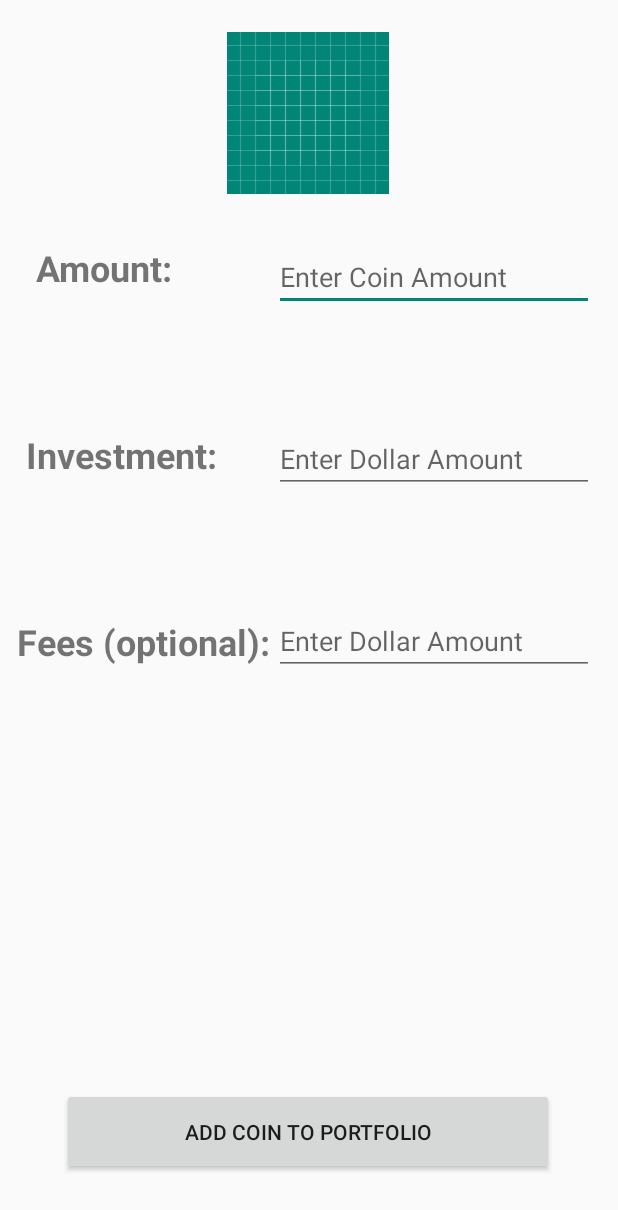
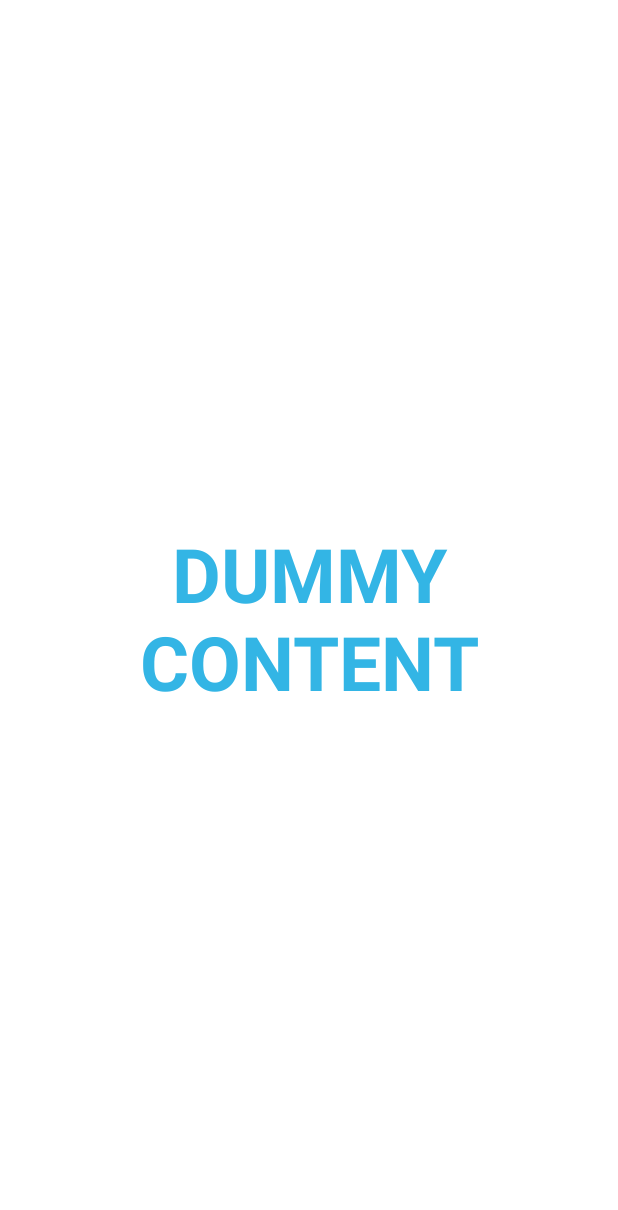
Before and after one commit to cristian19cr7/CoinFolio, an Android app: the AddAssetInfo screen opened directly, with no data from a screen before it, after a tap on "ADD COIN TO PORTFOLIO", on a phone screen of 412 x 824 dp. Shown: the top 1210 px of the screen. Run offline under Robolectric (Android 15) with nearby library versions, the phone set to English and light mode, and no system bars; our stand-ins replace Firebase (no records; nobody signed in at launch, a user with empty details on screens opened directly), Picasso; pictures from the network do not load; 7 statements that could not run were skipped.

Commit message:
updated the realtime DB to parse with the users UUID and added the a class, transaction to push to the DB with the asset info to the portfolio.Added a splash screen for feedback on a complete transaction doesnt work well on a physical phone tho

```diff
--- a/app/build.gradle
+++ b/app/build.gradle
@@ -32,6 +32,7 @@ dependencies {
     implementation 'androidx.lifecycle:lifecycle-extensions:2.2.0'
     implementation 'com.google.firebase:firebase-database:19.6.0'
     implementation 'com.google.firebase:firebase-auth:20.0.2'
+    implementation 'androidx.legacy:legacy-support-v4:1.0.0'
     testImplementation 'junit:junit:4.12'
     androidTestImplementation 'androidx.test.ext:junit:1.1.2'
     androidTestImplementation 'androidx.test.espresso:espresso-core:3.3.0'
@@ -40,6 +41,7 @@ dependencies {
     implementation 'com.robinhood.spark:spark:1.2.0'
     implementation platform('com.google.firebase:firebase-bom:26.5.0')
     implementation 'com.google.android.gms:play-services-auth:19.0.0'
-
+    implementation 'com.github.bumptech.glide:glide:4.12.0'
+    annotationProcessor 'com.github.bumptech.glide:compiler:4.12.0'
 
 }
--- /dev/null
+++ b/app/src/main/java/com/example/coinfolio/AddingCoinsComplete.java
@@ -0,0 +1,198 @@
+package com.example.coinfolio;
+
+import android.annotation.SuppressLint;
+
+import androidx.annotation.Nullable;
+import androidx.appcompat.app.ActionBar;
+import androidx.appcompat.app.AppCompatActivity;
+
+import android.content.Intent;
+import android.os.Bundle;
+import android.os.Handler;
+import android.view.MotionEvent;
+import android.view.View;
+import android.widget.ImageView;
+
+import com.bumptech.glide.Glide;
+import com.bumptech.glide.load.DataSource;
+import com.bumptech.glide.load.engine.GlideException;
+import com.bumptech.glide.load.resource.gif.GifDrawable;
+import com.bumptech.glide.request.RequestListener;
+import com.bumptech.glide.request.target.Target;
+import com.squareup.picasso.Picasso;
+
+/**
+ * An example full-screen activity that shows and hides the system UI (i.e.
+ * status bar and navigation/system bar) with user interaction.
+ */
+public class AddingCoinsComplete extends AppCompatActivity {
+    /**
+     * Whether or not the system UI should be auto-hidden after
+     * {@link #AUTO_HIDE_DELAY_MILLIS} milliseconds.
+     */
+    private static final boolean AUTO_HIDE = true;
+
+    /**
+     * If {@link #AUTO_HIDE} is set, the number of milliseconds to wait after
+     * user interaction before hiding the system UI.
+     */
+    private static final int AUTO_HIDE_DELAY_MILLIS = 3000;
+
+    /**
+     * Some older devices needs a small delay between UI widget updates
+     * and a change of the status and navigation bar.
+     */
+    private static final int UI_ANIMATION_DELAY = 300;
+    private final Handler mHideHandler = new Handler();
+    private View mContentView;
+    private final Runnable mHidePart2Runnable = new Runnable() {
+        @SuppressLint("InlinedApi")
+        @Override
+        public void run() {
+            // Delayed removal of status and navigation bar
+
+            // Note that some of these constants are new as of API 16 (Jelly Bean)
+            // and API 19 (KitKat). It is safe to use them, as they are inlined
+            // at compile-time and do nothing on earlier devices.
+            mContentView.setSystemUiVisibility(View.SYSTEM_UI_FLAG_LOW_PROFILE
+                    | View.SYSTEM_UI_FLAG_FULLSCREEN
+                    | View.SYSTEM_UI_FLAG_LAYOUT_STABLE
+                    | View.SYSTEM_UI_FLAG_IMMERSIVE_STICKY
+                    | View.SYSTEM_UI_FLAG_LAYOUT_HIDE_NAVIGATION
+                    | View.SYSTEM_UI_FLAG_HIDE_NAVIGATION);
+        }
+    };
+    private View mControlsView;
+    private final Runnable mShowPart2Runnable = new Runnable() {
+        @Override
+        public void run() {
+            // Delayed display of UI elements
+            ActionBar actionBar = getSupportActionBar();
+            if (actionBar != null) {
+                actionBar.show();
+            }
+            mControlsView.setVisibility(View.VISIBLE);
+        }
+    };
+    private boolean mVisible;
+    private final Runnable mHideRunnable = new Runnable() {
+        @Override
+        public void run() {
+            hide();
+        }
+    };
+    /**
+     * Touch listener to use for in-layout UI controls to delay hiding the
+     * system UI. This is to prevent the jarring behavior of controls going away
+     * while interacting with activity UI.
+     */
+    private final View.OnTouchListener mDelayHideTouchListener = new View.OnTouchListener() {
+        @Override
+        public boolean onTouch(View view, MotionEvent motionEvent) {
+            if (AUTO_HIDE) {
+                delayedHide(AUTO_HIDE_DELAY_MILLIS);
+            }
+            return false;
+        }
+    };
+
+    @Override
+    protected void onCreate(Bundle savedInstanceState) {
+        super.onCreate(savedInstanceState);
+
+        setContentView(R.layout.activity_adding_coins_complete);
+
+        mVisible = true;
+        mControlsView = findViewById(R.id.fullscreen_content_controls);
+        mContentView = findViewById(R.id.fullscreen_content);
+        ImageView imageView = findViewById(R.id.gifView);
+        Glide.with(getApplicationContext()).asGif().load("https://thumbs.gfycat.com/QuaintLikelyFlyingfish-size_restricted.gif").circleCrop().listener(new RequestListener<GifDrawable>() {
+            @Override
+            public boolean onLoadFailed(@Nullable GlideException e, Object model, Target<GifDrawable> target, boolean isFirstResource) {
+                return false;
+            }
+
+            @Override
+            public boolean onResourceReady(GifDrawable resource, Object model, Target<GifDrawable> target, DataSource dataSource, boolean isFirstResource) {
+                resource.setLoopCount(1);
+                return false;
+            }
+        }).into(imageView);
+
+        // Set up the user interaction to manually show or hide the system UI.
+        mContentView.setOnClickListener(new View.OnClickListener() {
+            @Override
+            public void onClick(View view) {
+                toggle();
+            }
+        });
+
+        // Upon interacting with UI controls, delay any scheduled hide()
+        // operations to prevent the jarring behavior of controls going away
+        // while interacting with the UI.
+        findViewById(R.id.dummy_button).setOnTouchListener(mDelayHideTouchListener);
+
+
+        final Runnable r = new Runnable() {
+            public void run() {
+                finish();
+            }
+        };
+
+        mHideHandler.postDelayed(r,2500);
+
+    }
+
+    @Override
+    protected void onPostCreate(Bundle savedInstanceState) {
+        super.onPostCreate(savedInstanceState);
+
+        // Trigger the initial hide() shortly after the activity has been
+        // created, to briefly hint to the user that UI controls
+        // are available.
+        delayedHide(100);
+    }
+
+    private void toggle() {
+        if (mVisible) {
+            hide();
+        } else {
+            show();
+        }
+    }
+
+    private void hide() {
+        // Hide UI first
+        ActionBar actionBar = getSupportActionBar();
+        if (actionBar != null) {
+            actionBar.hide();
+        }
+        mControlsView.setVisibility(View.GONE);
+        mVisible = false;
+
+        // Schedule a runnable to remove the status and navigation bar after a delay
+        mHideHandler.removeCallbacks(mShowPart2Runnable);
+        mHideHandler.postDelayed(mHidePart2Runnable, UI_ANIMATION_DELAY);
+    }
+
+    @SuppressLint("InlinedApi")
+    private void show() {
+        // Show the system bar
+        mContentView.setSystemUiVisibility(View.SYSTEM_UI_FLAG_LAYOUT_FULLSCREEN
+                | View.SYSTEM_UI_FLAG_LAYOUT_HIDE_NAVIGATION);
+        mVisible = true;
+
+        // Schedule a runnable to display UI elements after a delay
+        mHideHandler.removeCallbacks(mHidePart2Runnable);
+        mHideHandler.postDelayed(mShowPart2Runnable, UI_ANIMATION_DELAY);
+    }
+
+    /**
+     * Schedules a call to hide() in delay milliseconds, canceling any
+     * previously scheduled calls.
+     */
+    private void delayedHide(int delayMillis) {
+        mHideHandler.removeCallbacks(mHideRunnable);
+        mHideHandler.postDelayed(mHideRunnable, delayMillis);
+    }
+}
--- a/app/src/main/java/com/example/coinfolio/Login.java
+++ b/app/src/main/java/com/example/coinfolio/Login.java
@@ -111,6 +111,7 @@ public class Login extends AppCompatActivity {
                                 Intent intent = new Intent(getApplication(), MainActivity.class);
                                 intent.putExtra("uuid", mAuth.getCurrentUser().getUid());
                                 startActivity(intent);
+                                finish();
                             }
                             else
                             {
--- a/app/src/main/java/com/example/coinfolio/User.java
+++ b/app/src/main/java/com/example/coinfolio/User.java
@@ -20,4 +20,8 @@ public class User {
         // using the connection
         uuid = request;
     }
+
+    public String getUuid() {
+        return uuid;
+    }
 }
--- a/app/src/main/java/com/example/coinfolio/ui/Addcoins/AddAssetInfo.java
+++ b/app/src/main/java/com/example/coinfolio/ui/Addcoins/AddAssetInfo.java
@@ -2,6 +2,7 @@ package com.example.coinfolio.ui.Addcoins;
 
 import androidx.appcompat.app.AppCompatActivity;
 
+import android.content.Intent;
 import android.os.Bundle;
 import android.view.View;
 import android.widget.Button;
@@ -10,6 +11,7 @@ import android.widget.ImageView;
 import android.widget.TextView;
 import android.widget.Toast;
 
+import com.example.coinfolio.AddingCoinsComplete;
 import com.example.coinfolio.Coin;
 import com.example.coinfolio.R;
 import com.example.coinfolio.User;
@@ -25,23 +27,40 @@ public class AddAssetInfo extends AppCompatActivity {
         super.onCreate(savedInstanceState);
         setContentView(R.layout.activity_add_asset_info);
         final Coin asset = (Coin) getIntent().getSerializableExtra("asset");
-        User mUser = User.getInstance();
+        final User mUser = User.getInstance();
         TextView textView = findViewById(R.id.AssetAmountTV);
-        EditText assetAmountInput = findViewById(R.id.AssetAmountInput);
-        EditText assetInvestInput = findViewById(R.id.AssetInvestmentInput);
+        final EditText assetAmountInput = findViewById(R.id.AssetAmountInput);
+        final EditText assetInvestInput = findViewById(R.id.AssetInvestmentInput);
         ImageView assetLogo = findViewById(R.id.AssetLogo);
-        Button AssetAddBtn = findViewById(R.id.AssetAddBtn);
+        final Button AssetAddBtn = findViewById(R.id.AssetAddBtn);
         textView.setText(asset.symbol.toUpperCase());
         Picasso.get().load(asset.imageURL).into(assetLogo);
 
         AssetAddBtn.setOnClickListener(new View.OnClickListener() {
             @Override
             public void onClick(View v) {
-                Toast.makeText(getApplicationContext(), "Test", Toast.LENGTH_SHORT).show();
-                FirebaseDatabase database = FirebaseDatabase.getInstance("https://coinfolio-87968-default-rtdb.firebaseio.com/");
-                Task<Void> myRef = database.getReference().child("transaction").push().setValue(asset);
+                transaction newTransaction = new transaction();
+                if(assetAmountInput.getText() != null || assetInvestInput.getText()!=null)
+                {
+                    newTransaction.assetAmount = Double.parseDouble(assetAmountInput.getText().toString());
+                    newTransaction.investmentAmount = Double.parseDouble(assetInvestInput.getText().toString());
+                    newTransaction.assetName = asset.name;
+                    newTransaction.assetID = asset.coin_ID;
+                    newTransaction.setBoughtPrice(newTransaction.investmentAmount/newTransaction.assetAmount);
+                    FirebaseDatabase database = FirebaseDatabase.getInstance("https://coinfolio-87968-default-rtdb.firebaseio.com/");
+                    Task<Void> myRef = database.getReference().child(mUser.getUuid()).child("transaction").child(asset.name).push().setValue(newTransaction);
+                    Intent intent = new Intent(getApplicationContext(), AddingCoinsComplete.class);
+                    startActivity(intent);
+                    finish();
+                }
+                else
+                {
+                    Toast.makeText(getApplicationContext(),"enter the data", Toast.LENGTH_SHORT).show();
+                }
+
             }
         });
 
     }
+
 }
--- /dev/null
+++ b/app/src/main/res/layout/activity_adding_coins_complete.xml
@@ -0,0 +1,60 @@
+<?xml version="1.0" encoding="utf-8"?>
+<FrameLayout xmlns:android="http://schemas.android.com/apk/res/android"
+    xmlns:tools="http://schemas.android.com/tools"
+    android:layout_width="match_parent"
+    android:layout_height="match_parent"
+    android:background="#FFFFFF"
+    tools:context=".AddingCoinsComplete">
+
+    <!-- The primary full-screen view. This can be replaced with whatever view
+         is needed to present your content, e.g. VideoView, SurfaceView,
+         TextureView, etc. -->
+    <TextView
+        android:id="@+id/fullscreen_content"
+        android:layout_width="match_parent"
+        android:layout_height="match_parent"
+        android:gravity="center"
+        android:keepScreenOn="true"
+        android:text="@string/dummy_content"
+        android:textColor="#33b5e5"
+        android:textSize="50sp"
+        android:textStyle="bold" />
+
+    <ImageView
+        android:layout_width="wrap_content"
+        android:layout_height="wrap_content"
+        android:layout_gravity="center"
+        android:src="@mipmap/ic_launcher"
+        android:id="@+id/gifView"
+
+        />
+
+    <!-- This FrameLayout insets its children based on system windows using
+         android:fitsSystemWindows. -->
+    <FrameLayout
+        android:layout_width="match_parent"
+        android:layout_height="match_parent"
+        android:fitsSystemWindows="true">
+
+        <LinearLayout
+            android:id="@+id/fullscreen_content_controls"
+            style="?metaButtonBarStyle"
+            android:layout_width="match_parent"
+            android:layout_height="wrap_content"
+            android:layout_gravity="bottom|center_horizontal"
+            android:background="@color/black_overlay"
+            android:orientation="horizontal"
+            tools:ignore="UselessParent">
+
+            <Button
+                android:id="@+id/dummy_button"
+                style="?metaButtonBarButtonStyle"
+                android:layout_width="0dp"
+                android:layout_height="wrap_content"
+                android:layout_weight="1"
+                android:text="@string/dummy_button" />
+
+        </LinearLayout>
+    </FrameLayout>
+
+</FrameLayout>
--- a/app/src/main/res/values/colors.xml
+++ b/app/src/main/res/values/colors.xml
@@ -3,4 +3,6 @@
     <color name="colorPrimary">#008577</color>
     <color name="colorPrimaryDark">#00574B</color>
     <color name="colorAccent">#D81B60</color>
+
+    <color name="black_overlay">#66000000</color>
 </resources>
--- a/app/src/main/res/values/strings.xml
+++ b/app/src/main/res/values/strings.xml
@@ -15,4 +15,8 @@
     <string name="AddCoinToPortfolio">Add Coin To Portfolio</string>
     <string name="RemoveCoinsHere">Remove Coins Here</string>
     <string name="CoinImage">Coin Image</string>
+
+    <string name="title_activity_adding_coins_complete">AddingCoinsComplete</string>
+    <string name="dummy_button">Dummy Button</string>
+    <string name="dummy_content">DUMMY\nCONTENT</string>
 </resources>
--- a/app/src/main/res/values/styles.xml
+++ b/app/src/main/res/values/styles.xml
@@ -7,8 +7,21 @@
         <item name="colorPrimaryDark">@color/colorPrimaryDark</item>
         <item name="colorAccent">@color/colorAccent</item>
     </style>
+
     <style name="NoActionBar" parent="@android:style/Theme.Holo.Light">
         <item name="android:windowActionBar">false</item>
         <item name="android:windowNoTitle">true</item>
     </style>
+
+    <style name="FullscreenTheme" parent="Theme.AppCompat.Light.NoActionBar">
+        <item name="android:actionBarStyle">@style/FullscreenActionBarStyle</item>
+        <item name="android:windowActionBarOverlay">true</item>
+        <item name="android:windowBackground">@null</item>
+        <item name="metaButtonBarStyle">?android:attr/buttonBarStyle</item>
+        <item name="metaButtonBarButtonStyle">?android:attr/buttonBarButtonStyle</item>
+    </style>
+
+    <style name="FullscreenActionBarStyle" parent="Widget.AppCompat.ActionBar">
+        <item name="android:background">@color/black_overlay</item>
+    </style>
 </resources>
```
Also changed, not shown: app/src/main/AndroidManifest.xml (+6 -1 lines), app/src/main/java/com/example/coinfolio/MainActivity.java (+6 -2 lines), app/src/main/java/com/example/coinfolio/ui/Addcoins/transaction.java (added, +65 -0 lines), app/src/main/res/values/attrs.xml (added, +12 -0 lines).
